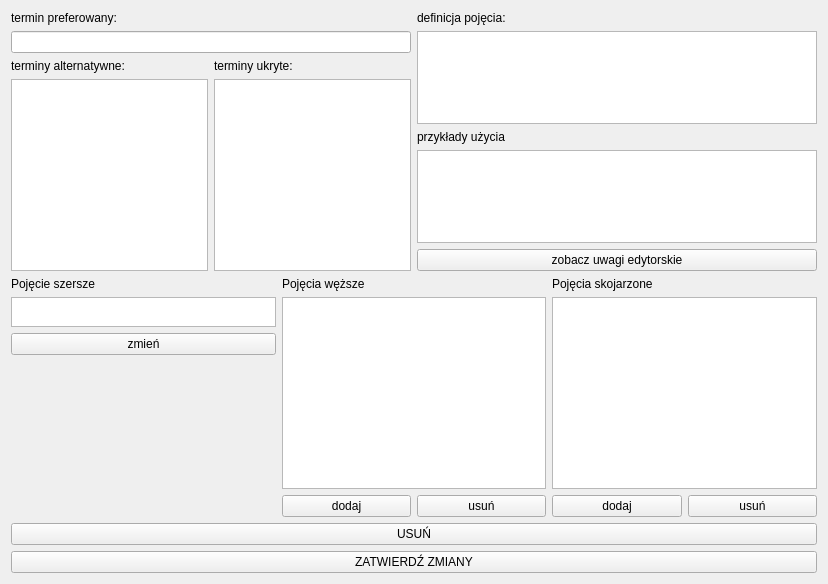
Above: scalone/ui/edytor.ui from mpichlin/KPW before the change. Below: the same form after it.
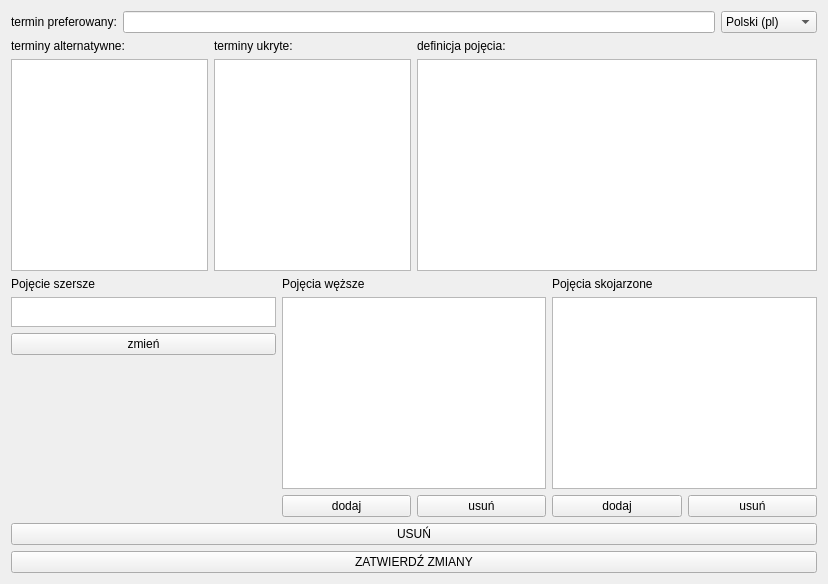
That is the form after the change.

Patch:
```diff
--- a/scalone/ui/edytor.ui
+++ b/scalone/ui/edytor.ui
@@ -25,23 +25,46 @@
   <property name="windowTitle">
    <string>Edytor pojęć</string>
   </property>
-  <layout class="QGridLayout" name="gridLayout_3">
-   <item row="0" column="0">
-    <layout class="QVBoxLayout" name="Layout" stretch="1,0">
+  <layout class="QVBoxLayout" name="verticalLayout">
+   <item>
+    <layout class="QHBoxLayout" name="horizontalLayout_2">
+     <item>
+      <widget class="QLabel" name="label">
+       <property name="text">
+        <string>termin preferowany:</string>
+       </property>
+      </widget>
+     </item>
+     <item>
+      <widget class="QLineEdit" name="preferowanyQline"/>
+     </item>
+     <item>
+      <widget class="QComboBox" name="comboBox">
+       <item>
+        <property name="text">
+         <string>Polski (pl)</string>
+        </property>
+       </item>
+       <item>
+        <property name="text">
+         <string>English (en)</string>
+        </property>
+       </item>
+       <item>
+        <property name="text">
+         <string>INNY</string>
+        </property>
+       </item>
+      </widget>
+     </item>
+    </layout>
+   </item>
+   <item>
+    <layout class="QVBoxLayout" name="Layout" stretch="0,0">
      <item>
       <layout class="QHBoxLayout" name="pojecieLayout" stretch="1,1">
        <item>
         <layout class="QVBoxLayout" name="terminyLayout">
-         <item>
-          <widget class="QLabel" name="label">
-           <property name="text">
-            <string>termin preferowany:</string>
-           </property>
-          </widget>
-         </item>
-         <item>
-          <widget class="QLineEdit" name="preferowanyQline"/>
-         </item>
          <item>
           <layout class="QGridLayout" name="gridLayout">
            <item row="1" column="1">
@@ -118,27 +141,6 @@
          <item>
           <widget class="QTextEdit" name="definicjaText"/>
          </item>
-         <item>
-          <layout class="QVBoxLayout" name="verticalLayout_2">
-           <item>
-            <widget class="QLabel" name="label_8">
-             <property name="text">
-              <string>przykłady użycia</string>
-             </property>
-            </widget>
-           </item>
-           <item>
-            <widget class="QTextEdit" name="przykladyText"/>
-           </item>
-           <item>
-            <widget class="QPushButton" name="zob_uwagiButton">
-             <property name="text">
-              <string>zobacz uwagi edytorskie</string>
-             </property>
-            </widget>
-           </item>
-          </layout>
-         </item>
         </layout>
        </item>
       </layout>
@@ -262,20 +264,20 @@
      </item>
     </layout>
    </item>
-   <item row="2" column="0">
-    <widget class="QPushButton" name="zatwierdzButton">
-     <property name="text">
-      <string>ZATWIERDŹ ZMIANY</string>
-     </property>
-    </widget>
-   </item>
-   <item row="1" column="0">
+   <item>
     <widget class="QPushButton" name="usunButton">
      <property name="text">
       <string>USUŃ</string>
      </property>
     </widget>
    </item>
+   <item>
+    <widget class="QPushButton" name="zatwierdzButton">
+     <property name="text">
+      <string>ZATWIERDŹ ZMIANY</string>
+     </property>
+    </widget>
+   </item>
   </layout>
  </widget>
  <layoutdefault spacing="6" margin="11"/>
```
